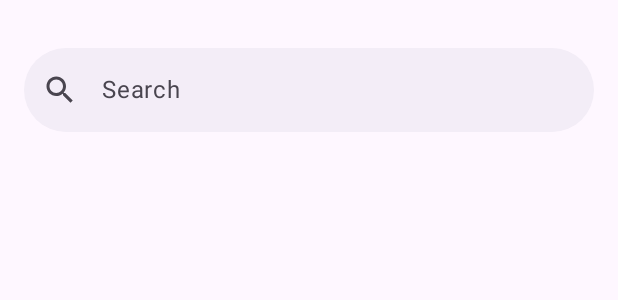
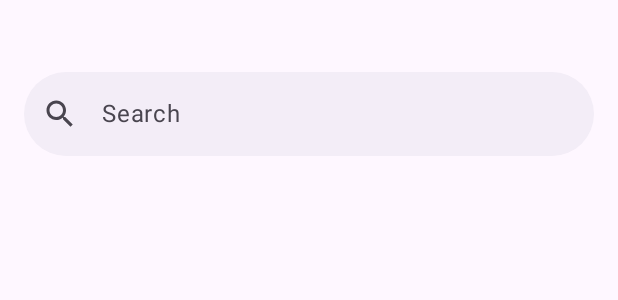
Before and after one commit to Halulkin/gallery-android, an Android app built with Jetpack Compose: the @Preview function ListScreenPreview, on a phone screen of 412 x 824 dp. Shown: the top 300 px of the screen. Run offline under Robolectric (Android 15) with nearby library versions, the phone set to English and light mode, and no system bars.

Commit message:
feat: increase vertical padding in ListScreen for improved layout

```diff
--- a/app/src/main/java/com/halulkin/gallery/ui/list/ListScreen.kt
+++ b/app/src/main/java/com/halulkin/gallery/ui/list/ListScreen.kt
@@ -109,7 +109,10 @@ private fun ListScreenContent(
             modifier = Modifier
                 .align(TopCenter)
                 .fillMaxWidth()
-                .padding(horizontal = 16.dp, vertical = 32.dp),
+                .padding(
+                    horizontal = 16.dp,
+                    vertical = 48.dp
+                ),
         )
     }
 }
```
